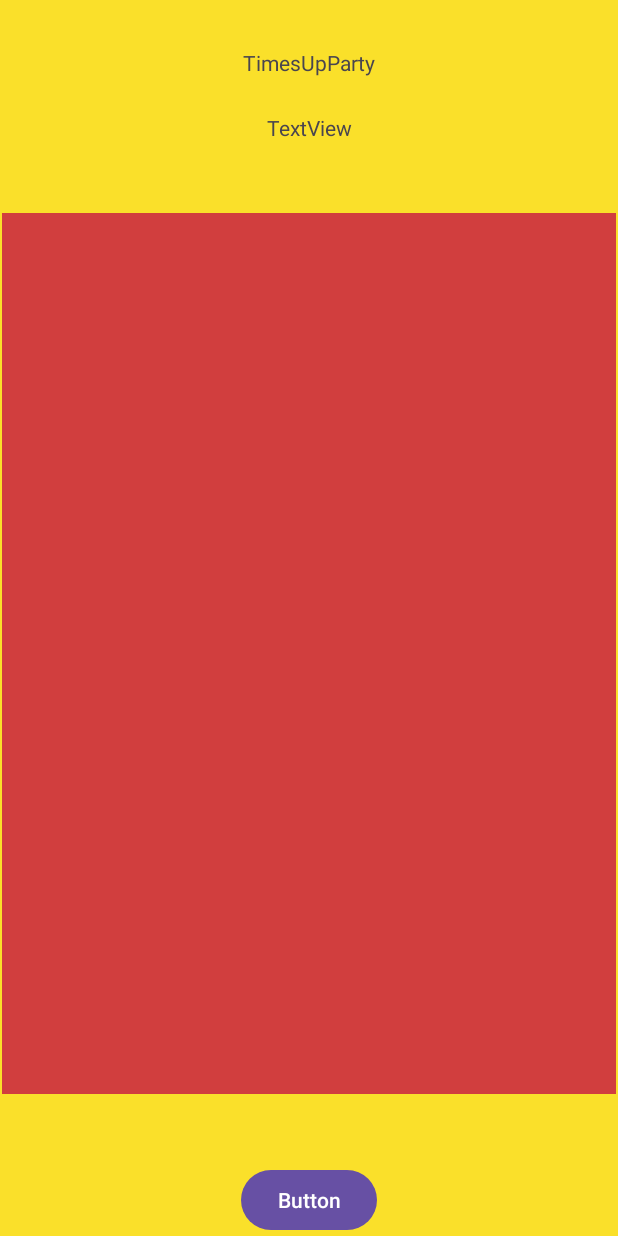
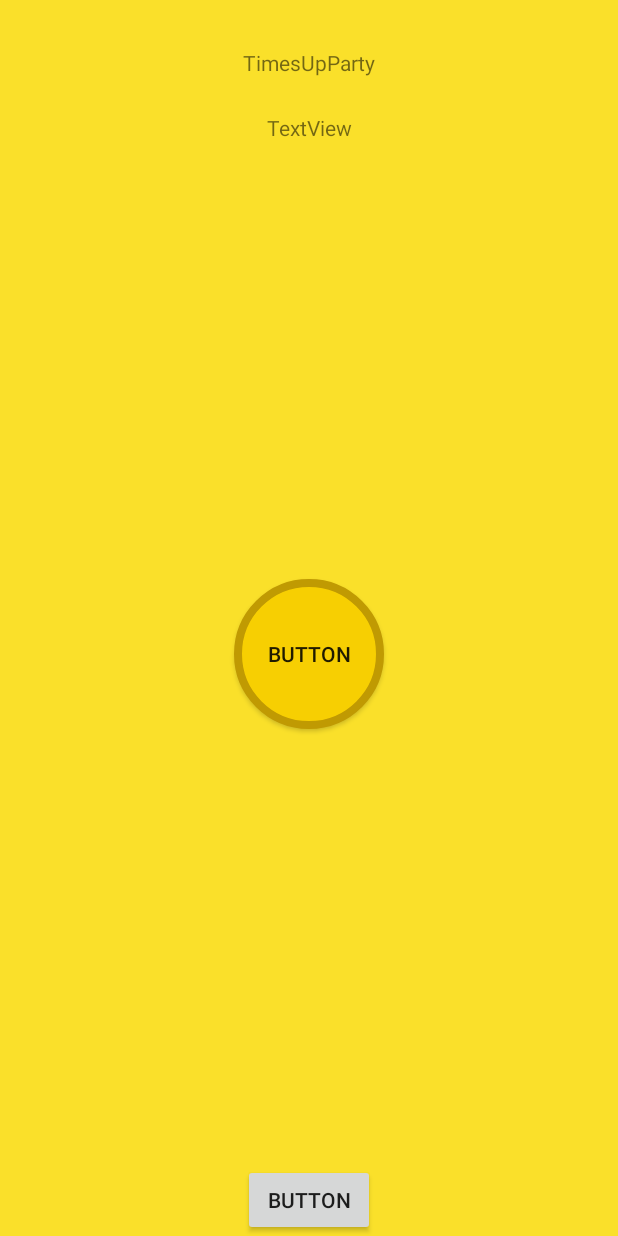
Before and after one commit to yuripastorovic/TimesUpParty, an Android app: the PostRonda screen opened directly, with no data from a screen before it, on a phone screen of 412 x 824 dp. Run offline under Robolectric (Android 15) with nearby library versions, the phone set to English and light mode, and no system bars.

Commit message:
Sabemos hacer botones; Se celebra

```diff
--- /dev/null
+++ b/app/src/main/res/drawable/btn_background.xml
@@ -0,0 +1,21 @@
+<?xml version="1.0" encoding="utf-8"?>
+<selector xmlns:android="http://schemas.android.com/apk/res/android">
+    <item android:state_pressed="false">
+        <shape xmlns:android="http://schemas.android.com/apk/res/android"
+            android:shape= "oval">
+            <solid android:color="@color/yellow"/>
+            <corners android:radius="10dp"/> <!--border radius del selector-->
+            <stroke android:color="@color/darkYellow" android:width="5dp"/> <!--margin selector-->
+            <size android:width="100dp" android:height="100dp"/>
+        </shape>
+    </item>
+    <item android:state_pressed="true">
+        <shape xmlns:android="http://schemas.android.com/apk/res/android"
+            android:shape= "oval">
+            <solid android:color="@color/darkYellow"/>
+            <corners android:radius="10dp"/> <!--border radius del selector-->
+            <stroke android:color="@color/yellow" android:width="5dp"/> <!--margin selector-->
+            <size android:width="100dp" android:height="100dp"/>
+        </shape>
+    </item>
+</selector>
--- a/app/src/main/res/layout/activity_post_ronda.xml
+++ b/app/src/main/res/layout/activity_post_ronda.xml
@@ -48,21 +48,16 @@
         app:layout_constraintStart_toStartOf="parent"
         app:layout_constraintTop_toBottomOf="@+id/textView15">
 
-        <ScrollView
-            android:layout_width="match_parent"
-            android:layout_height="match_parent"
-            android:background="#D13E3E"
+        <Button
+            android:id="@+id/button3"
+            android:layout_width="100dp"
+            android:layout_height="100dp"
+            android:text="Button"
+            android:background="@drawable/btn_background"
             app:layout_constraintBottom_toBottomOf="parent"
             app:layout_constraintEnd_toEndOf="parent"
             app:layout_constraintStart_toStartOf="parent"
-            app:layout_constraintTop_toTopOf="parent">
-
-            <TableLayout
-                android:layout_width="match_parent"
-                android:layout_height="wrap_content">
-
-            </TableLayout>
-        </ScrollView>
+            app:layout_constraintTop_toTopOf="parent" />
     </androidx.constraintlayout.widget.ConstraintLayout>
 
 </androidx.constraintlayout.widget.ConstraintLayout>
--- a/app/src/main/res/values/themes.xml
+++ b/app/src/main/res/values/themes.xml
@@ -1,6 +1,6 @@
 <resources xmlns:tools="http://schemas.android.com/tools">
     <!-- Base application theme. -->
-    <style name="Base.Theme.TimesUpParty" parent="Theme.Material3.DayNight.NoActionBar">
+    <style name="Base.Theme.TimesUpParty" parent="Theme.AppCompat.Light.NoActionBar">
         <!-- Customize your light theme here. -->
         <!-- <item name="colorPrimary">@color/my_light_primary</item> -->
     </style>
```
Also changed, not shown: app/src/main/res/layout/activity_main.xml (+5 -5 lines), app/src/main/res/values/colors.xml (+15 -0 lines).
